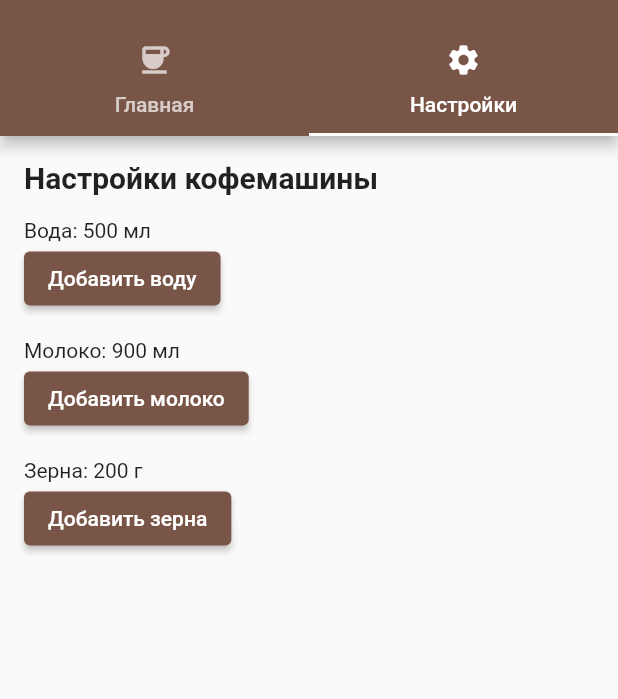
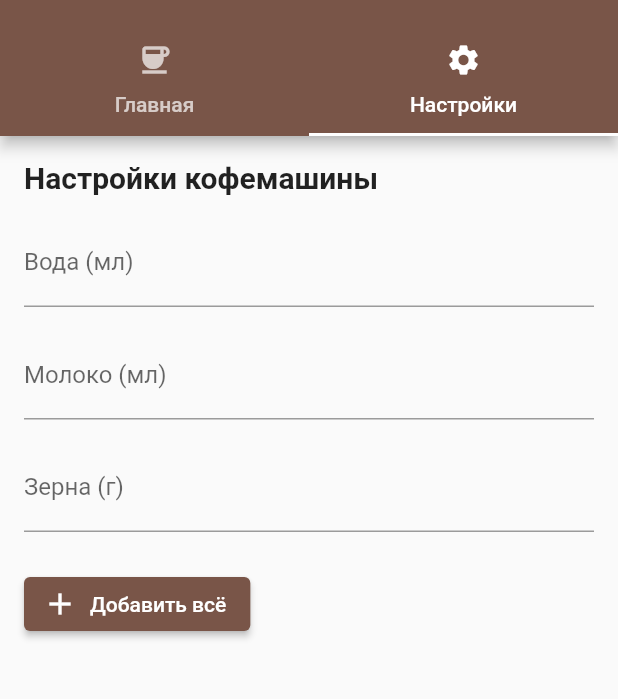
Before and after one commit to Kaparz/BI2102_Svintsov, a Flutter app: the screen it shows after launch, tab 2 chosen, on a phone screen of 412 x 824 dp, the part 59-758 px from its top. Run offline on Flutter 3.47's test engine with Material 2 defaults, Android fonts, the phone set to English and light mode, and no system bars.

Commit message:
Много всего...

```diff
--- a/lab12/lib/pages/settings_page.dart
+++ b/lab12/lib/pages/settings_page.dart
@@ -1,10 +1,57 @@
 import 'package:flutter/material.dart';
 import '../coffee_machine_state.dart';
 
-class SettingsPage extends StatelessWidget {
+class SettingsPage extends StatefulWidget {
   final CoffeeMachineState coffeeMachineState;
 
   const SettingsPage({super.key, required this.coffeeMachineState});
+
+  @override
+  State<SettingsPage> createState() => _SettingsPageState();
+}
+
+class _SettingsPageState extends State<SettingsPage> {
+  // Поля ввода
+  String waterInput = '';
+  String milkInput = '';
+  String beansInput = '';
+
+  void _addResources() {
+    // Вода
+    if (waterInput.isNotEmpty) {
+      final amount = int.tryParse(waterInput);
+      if (amount != null && amount > 0) {
+        widget.coffeeMachineState.addWaterCustom(amount);
+      }
+    }
+
+    // Молоко
+    if (milkInput.isNotEmpty) {
+      final amount = int.tryParse(milkInput);
+      if (amount != null && amount > 0) {
+        widget.coffeeMachineState.addMilkCustom(amount);
+      }
+    }
+
+    // Зерна
+    if (beansInput.isNotEmpty) {
+      final amount = int.tryParse(beansInput);
+      if (amount != null && amount > 0) {
+        widget.coffeeMachineState.addBeansCustom(amount);
+      }
+    }
+
+    // Очистка полей после добавления
+    setState(() {
+      waterInput = '';
+      milkInput = '';
+      beansInput = '';
+    });
+
+    ScaffoldMessenger.of(context).showSnackBar(
+      const SnackBar(content: Text('Ресурсы добавлены')),
+    );
+  }
 
   @override
   Widget build(BuildContext context) {
@@ -18,20 +65,46 @@ class SettingsPage extends StatelessWidget {
             style: TextStyle(fontSize: 20, fontWeight: FontWeight.bold),
           ),
           const SizedBox(height: 16),
-          Text('Вода: ${coffeeMachineState.water} мл'),
-          ElevatedButton(onPressed: () {
-            coffeeMachineState.addWater();
-          }, child: const Text('Добавить воду')),
+
+          // Поле для воды
+          TextField(
+            keyboardType: TextInputType.number,
+            decoration: const InputDecoration(labelText: 'Вода (мл)'),
+            onChanged: (value) => waterInput = value,
+            controller: TextEditingController(text: waterInput),
+          ),
+
           const SizedBox(height: 16),
-          Text('Молоко: ${coffeeMachineState.milk} мл'),
-          ElevatedButton(onPressed: () {
-            coffeeMachineState.addMilk();
-          }, child: const Text('Добавить молоко')),
+
+          // Поле для молока
+          TextField(
+            keyboardType: TextInputType.number,
+            decoration: const InputDecoration(labelText: 'Молоко (мл)'),
+            onChanged: (value) => milkInput = value,
+            controller: TextEditingController(text: milkInput),
+          ),
+
           const SizedBox(height: 16),
-          Text('Зерна: ${coffeeMachineState.beans} г'),
-          ElevatedButton(onPressed: () {
-            coffeeMachineState.addBeans();
-          }, child: const Text('Добавить зерна')),
+
+          // Поле для зёрен
+          TextField(
+            keyboardType: TextInputType.number,
+            decoration: const InputDecoration(labelText: 'Зерна (г)'),
+            onChanged: (value) => beansInput = value,
+            controller: TextEditingController(text: beansInput),
+          ),
+
+          const SizedBox(height: 24),
+
+          // Одна общая кнопка
+          ElevatedButton.icon(
+            onPressed: _addResources,
+            icon: const Icon(Icons.add),
+            label: const Text('Добавить всё'),
+            style: ElevatedButton.styleFrom(
+              backgroundColor: Colors.brown,
+            ),
+          ),
         ],
       ),
     );
```
